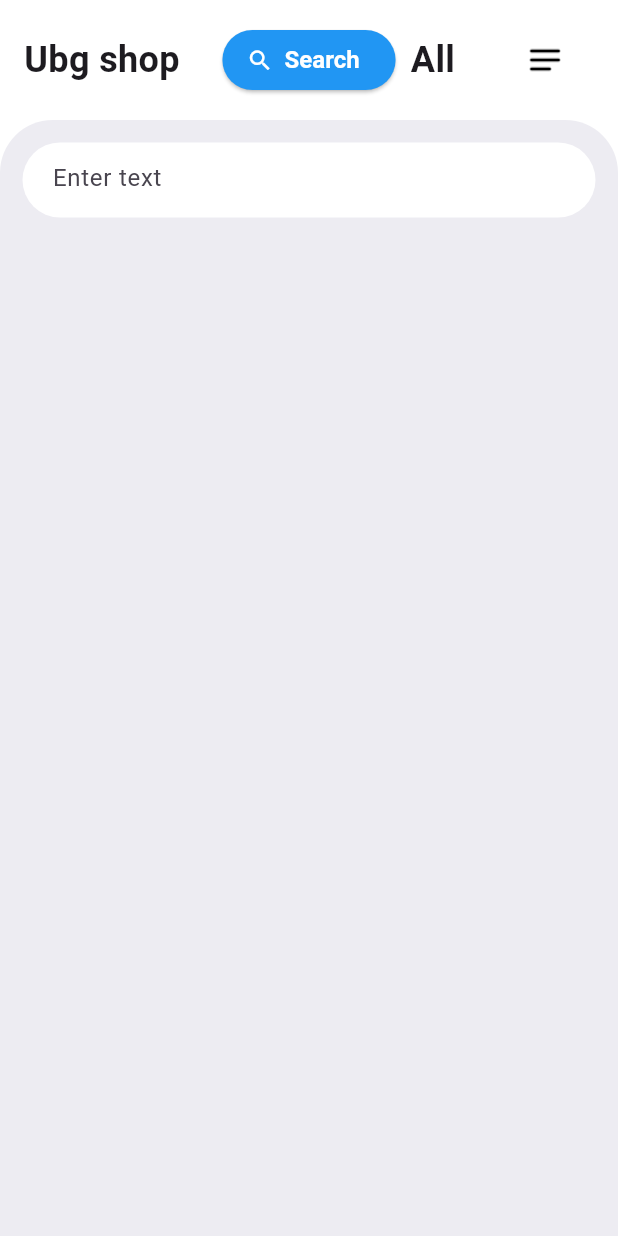
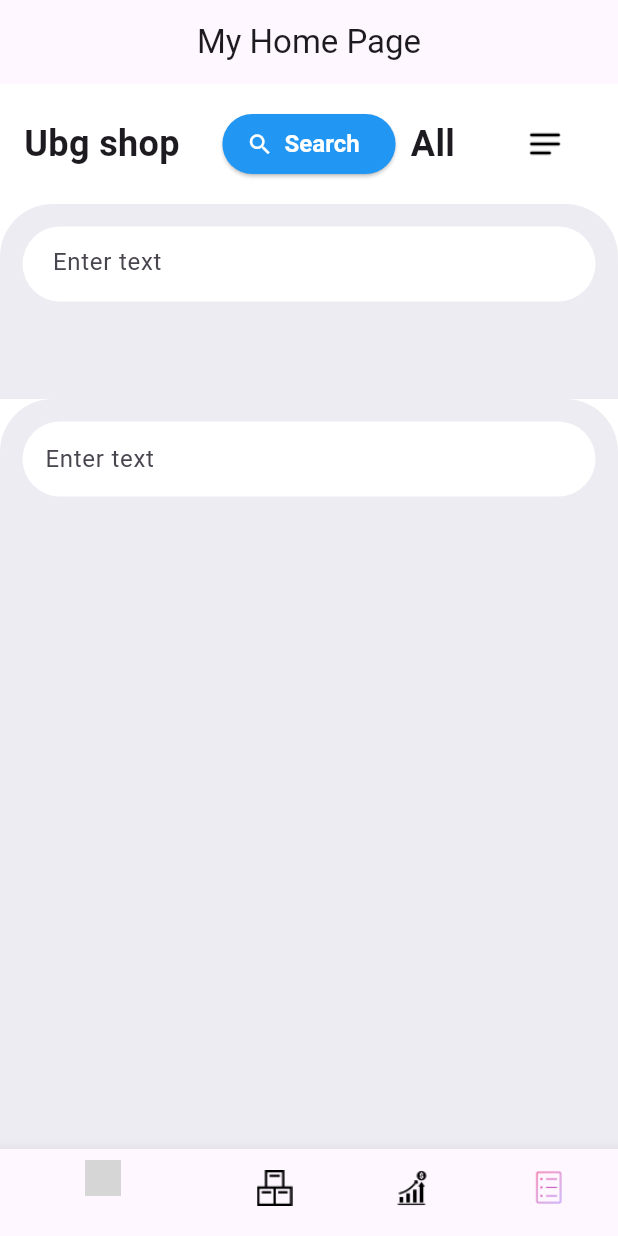
Before and after one commit to tiwpeter/Qr-CodeProject, a Flutter app: the screen it shows after launch, on a phone screen of 412 x 824 dp. Run offline on Flutter 3.47's test engine with Material 3 defaults, Android fonts, the phone set to English and light mode, and no system bars; our stand-ins replace flutter_svg, google_fonts; grey boxes are pictures that could not be loaded.

Commit message:
6.AddButtonNagative

```diff
--- a/lib/main.dart
+++ b/lib/main.dart
@@ -1,5 +1,5 @@
 import 'package:flutter/material.dart';
-import 'package:poject_qr/pages/Homepage.dart';
+import 'package:poject_qr/pages/Homemain.dart';  // ตรวจสอบว่ามีการสร้าง Homemain widget และ path ถูกต้อง
 
 void main() => runApp(MyApp());
 
@@ -11,9 +11,66 @@ class MyApp extends StatelessWidget {
       theme: ThemeData(
         scaffoldBackgroundColor: Colors.white,
       ),
-      routes: {
-        '/': (context) => Homepage(),
-      },
+      home: MyHomePage(title: 'My Home Page'), // เปลี่ยนจาก routes เป็น home
     );
   }
 }
+
+class MyHomePage extends StatefulWidget {
+  const MyHomePage({super.key, required this.title});
+  final String title;
+
+  @override
+  State<MyHomePage> createState() => _MyHomePageState();
+}
+
+class _MyHomePageState extends State<MyHomePage> {
+  int _currentIndex = 0;
+
+  final List<Widget> tabs = [
+    Homemain(), // ตรวจสอบว่ามีการสร้าง Homemain widget และ path ถูกต้อง
+    // เพิ่มหน้าที่เหลือที่ต้องการให้แสดง
+    // ตัวอย่าง:
+    // StockPage(),
+    // ProfilePage(),
+    // SettingsPage(),
+  ];
+
+  @override
+  Widget build(BuildContext context) {
+    return Scaffold(
+      appBar: AppBar(
+        title: Text(widget.title),
+        centerTitle: true,
+      ),
+      body: tabs[_currentIndex],
+      bottomNavigationBar: BottomNavigationBar(
+        currentIndex: _currentIndex,
+        backgroundColor: Colors.blue,
+        items: <BottomNavigationBarItem>[
+          BottomNavigationBarItem(
+            icon: Image.asset('assets/images/qrcode.png', width: 24, height: 24),
+            label: 'Home',
+          ),
+          BottomNavigationBarItem(
+            icon: Image.asset('assets/images/stock_1.png', width: 24, height: 24),
+            label: 'Stock',
+          ),
+          BottomNavigationBarItem(
+            icon: Image.asset('assets/images/revenue.png', width: 24, height: 24),
+            label: 'Profile',
+          ),
+          BottomNavigationBarItem(
+            icon: Image.asset('assets/images/icon.png', width: 24, height: 24),
+            label: 'Settings',
+          ),
+        ],
+        onTap: (index) {
+          setState(() {
+            _currentIndex = index;
+          });
+        },
+      ),
+    );
+  }
+}
--- a/lib/pages/Homemain.dart
+++ b/lib/pages/Homemain.dart
@@ -5,9 +5,12 @@ class Homemain extends StatelessWidget {
   @override
   Widget build(BuildContext context) {
     return Scaffold(
-      body: ListView(
+      body: Column(
         children: [
-          Homepage(),
+          // Assuming Homepage is a widget that fits well in your layout
+          Expanded(
+            child: Homepage(),
+          ),
           Container(
             height: 500,
             padding: EdgeInsets.only(top: 15),
@@ -30,10 +33,7 @@ class Homemain extends StatelessWidget {
                   ),
                   child: Row(
                     children: [
-                      Container(
-                        margin: EdgeInsets.only(left: 5),
-                        height: 50,
-                        width: 300,
+                      Expanded(
                         child: TextFormField(
                           decoration: InputDecoration(
                             hintText: 'Enter text',
```
